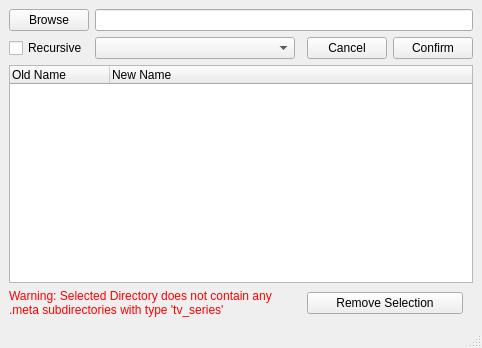
This is toktokkie/ui/qt/qt_designer/tv_series_renamer.ui in namboy94/toktokkie as Qt 5 draws it before an edit. The edited form follows.
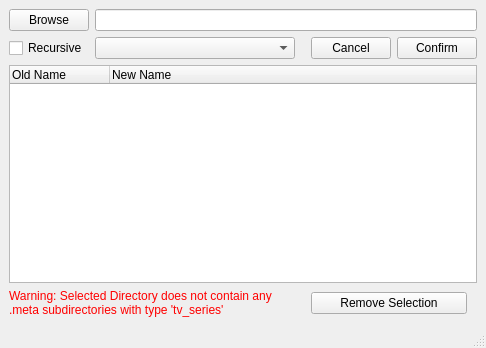
This is the edited form.

What changed in the file:
```diff
--- a/toktokkie/ui/qt/qt_designer/tv_series_renamer.ui
+++ b/toktokkie/ui/qt/qt_designer/tv_series_renamer.ui
@@ -6,7 +6,7 @@
    <rect>
     <x>0</x>
     <y>0</y>
-    <width>475</width>
+    <width>486</width>
     <height>348</height>
    </rect>
   </property>
```
Left out of the diff: 6 changed lines with no effect on the pictures.
